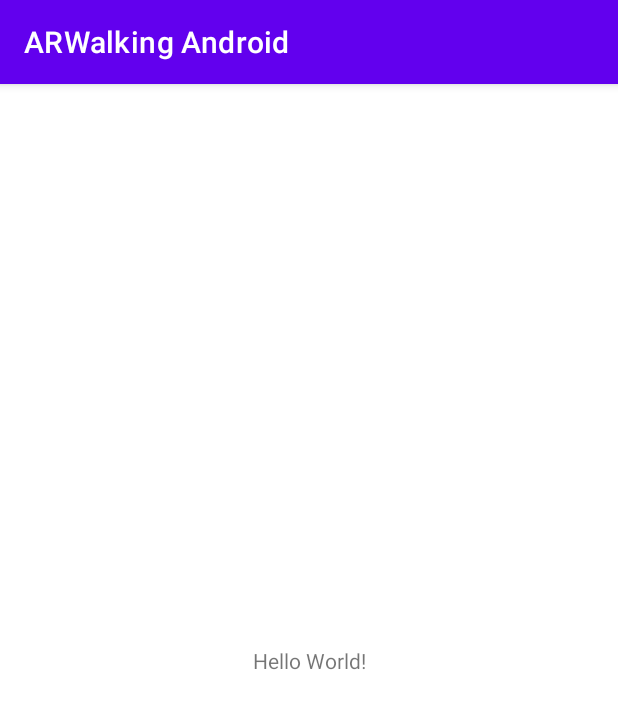
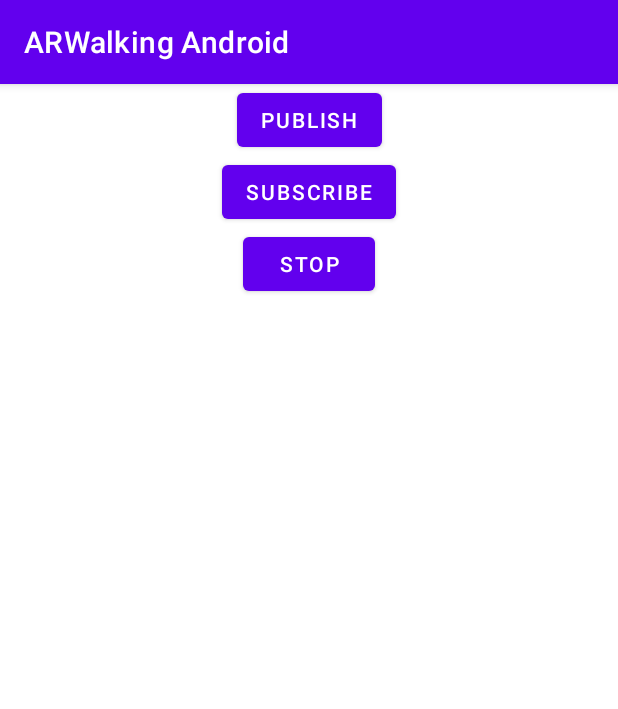
Before and after one commit to gangulaabhinav/ARWalking, an Android app: the screen it shows after launch (MainActivity), on a phone screen of 412 x 824 dp. Shown: the top 709 px of the screen. Run offline under Robolectric (Android 15) with nearby library versions, the phone set to English and light mode, and no system bars.

Commit message:
Basic skeleton for wifi aware publish subscribe

```diff
--- a/Android/ARWalkingAndroid/app/src/main/java/com/microsoft/arwalking/android/MainActivity.kt
+++ b/Android/ARWalkingAndroid/app/src/main/java/com/microsoft/arwalking/android/MainActivity.kt
@@ -1,11 +1,35 @@
 package com.microsoft.arwalking.android
 
+import android.content.Intent
 import androidx.appcompat.app.AppCompatActivity
 import android.os.Bundle
+import android.widget.Button
 
 class MainActivity : AppCompatActivity() {
     override fun onCreate(savedInstanceState: Bundle?) {
         super.onCreate(savedInstanceState)
         setContentView(R.layout.activity_main)
+
+        findViewById<Button>(R.id.publish).setOnClickListener {
+            val intent = Intent(this, RttLocationService::class.java)
+            intent.action = RttLocationService.ACTION_START_PUBLISH
+
+            startForegroundService(intent)
+        }
+
+        findViewById<Button>(R.id.subscribe).setOnClickListener {
+            val intent = Intent(this, RttLocationService::class.java)
+            intent.action = RttLocationService.ACTION_START_SUBSCRIBE
+
+            startForegroundService(intent)
+        }
+
+        findViewById<Button>(R.id.stop).setOnClickListener {
+            val intent = Intent(this, RttLocationService::class.java)
+            intent.action = RttLocationService.ACTION_STOP
+
+            startForegroundService(intent)
+        }
     }
+
 }
--- a/Android/ARWalkingAndroid/app/src/main/res/layout/activity_main.xml
+++ b/Android/ARWalkingAndroid/app/src/main/res/layout/activity_main.xml
@@ -6,13 +6,31 @@
     android:layout_height="match_parent"
     tools:context=".MainActivity">
 
-    <TextView
+    <Button
+        android:id="@+id/publish"
         android:layout_width="wrap_content"
         android:layout_height="wrap_content"
-        android:text="Hello World!"
-        app:layout_constraintBottom_toBottomOf="parent"
-        app:layout_constraintLeft_toLeftOf="parent"
-        app:layout_constraintRight_toRightOf="parent"
+        android:text="Publish"
+        app:layout_constraintEnd_toEndOf="parent"
+        app:layout_constraintStart_toStartOf="parent"
         app:layout_constraintTop_toTopOf="parent" />
 
+    <Button
+        android:id="@+id/subscribe"
+        android:layout_width="wrap_content"
+        android:layout_height="wrap_content"
+        android:text="Subscribe"
+        app:layout_constraintEnd_toEndOf="parent"
+        app:layout_constraintStart_toStartOf="parent"
+        app:layout_constraintTop_toBottomOf="@+id/publish" />
+
+    <Button
+        android:id="@+id/stop"
+        android:layout_width="wrap_content"
+        android:layout_height="wrap_content"
+        android:text="Stop"
+        app:layout_constraintEnd_toEndOf="parent"
+        app:layout_constraintStart_toStartOf="parent"
+        app:layout_constraintTop_toBottomOf="@+id/subscribe" />
+
 </androidx.constraintlayout.widget.ConstraintLayout>
```
Also changed, not shown: Android/ARWalkingAndroid/app/src/main/AndroidManifest.xml (+16 -0 lines), Android/ARWalkingAndroid/app/src/main/java/com/microsoft/arwalking/android/RttLocationService.kt (added, +168 -0 lines).
